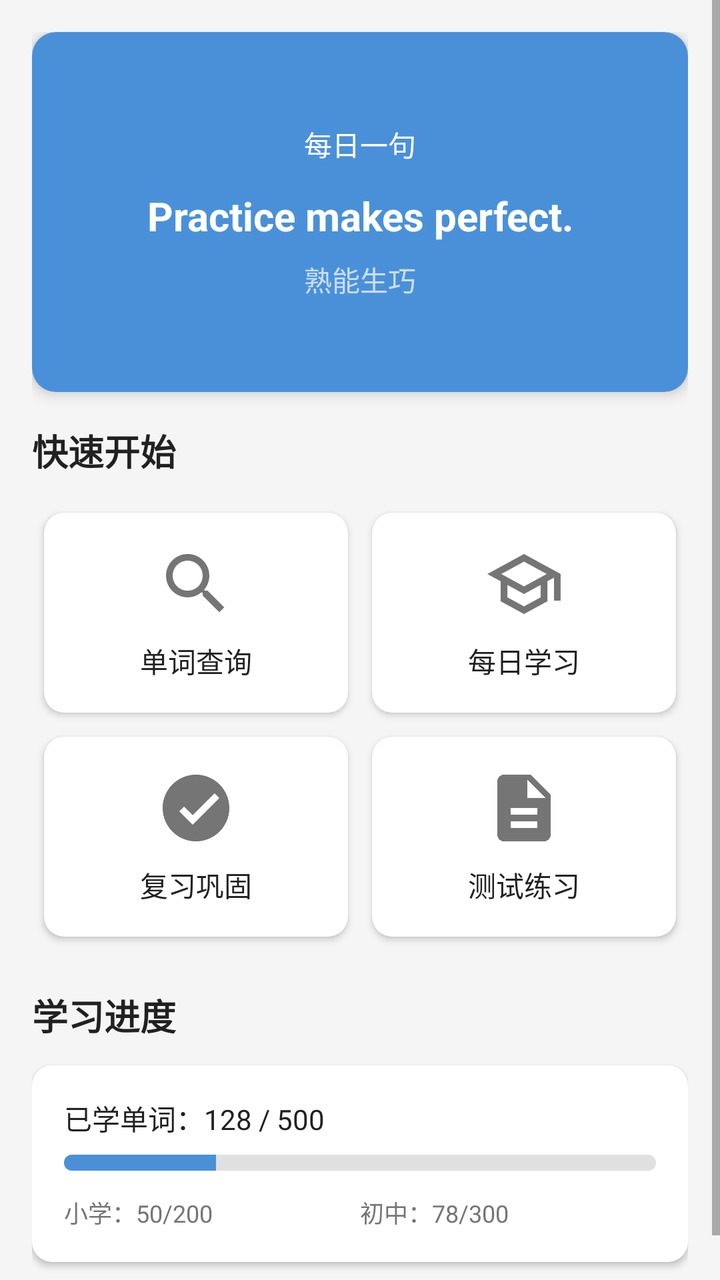
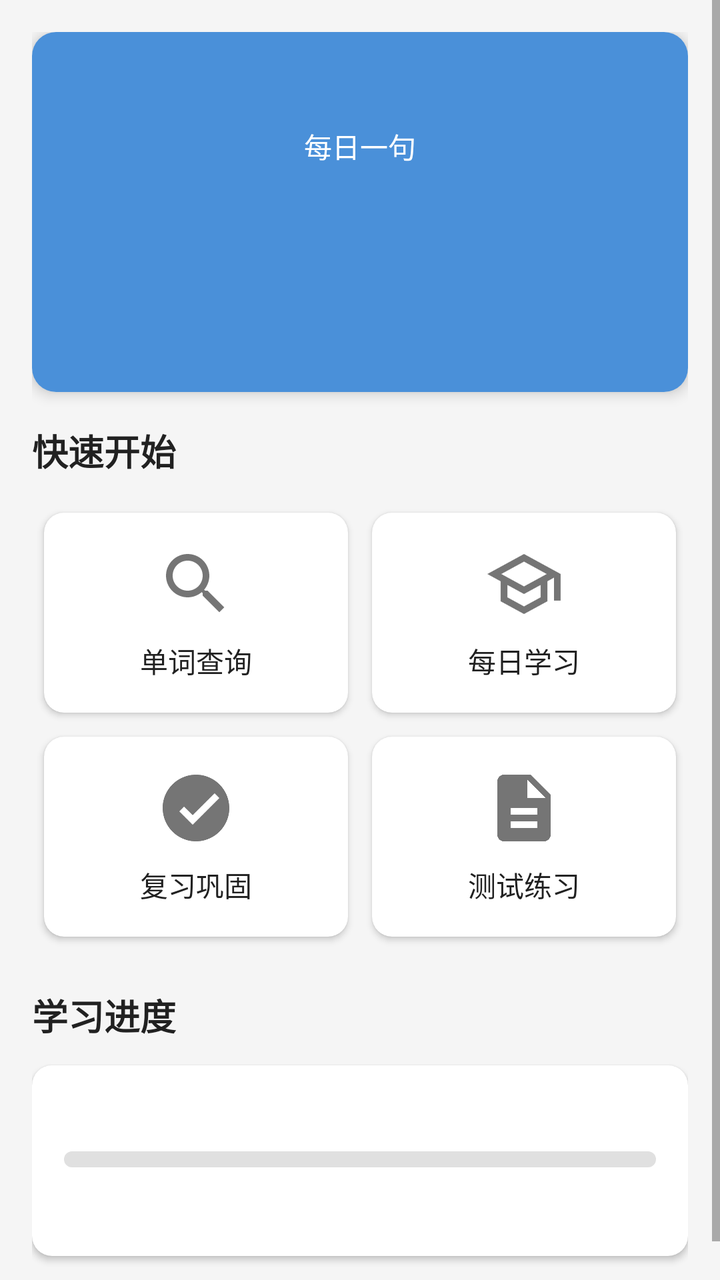

An Android layout rendered at two revisions. The XML below is the earlier revision; the diff shows what the commit changed to produce the second picture.
<!-- AndroidManifest.xml: application theme Theme.EnglishWorld -->
<!-- res/layout/fragment_home.xml -->
<?xml version="1.0" encoding="utf-8"?>
<ScrollView xmlns:android="http://schemas.android.com/apk/res/android"
    xmlns:app="http://schemas.android.com/apk/res-auto"
    android:layout_width="match_parent"
    android:layout_height="match_parent"
    android:background="@color/background_color">

    <LinearLayout
        android:layout_width="match_parent"
        android:layout_height="wrap_content"
        android:orientation="vertical"
        android:padding="16dp">

        
        <androidx.cardview.widget.CardView
            android:layout_width="match_parent"
            android:layout_height="180dp"
            android:layout_marginBottom="16dp"
            app:cardCornerRadius="12dp"
            app:cardElevation="4dp">

            <LinearLayout
                android:layout_width="match_parent"
                android:layout_height="match_parent"
                android:background="@color/primary_color"
                android:gravity="center"
                android:orientation="vertical"
                android:padding="20dp">

                <TextView
                    android:layout_width="wrap_content"
                    android:layout_height="wrap_content"
                    android:text="每日一句"
                    android:textColor="@color/white"
                    android:textSize="14sp" />

                <TextView
                    android:id="@+id/textDailyQuote"
                    android:layout_width="wrap_content"
                    android:layout_height="wrap_content"
                    android:layout_marginTop="12dp"
                    android:text="Practice makes perfect."
                    android:textColor="@color/white"
                    android:textSize="20sp"
                    android:textStyle="bold"
                    android:gravity="center" />

                <TextView
                    android:layout_width="wrap_content"
                    android:layout_height="wrap_content"
                    android:layout_marginTop="8dp"
                    android:text="熟能生巧"
                    android:textColor="#B3FFFFFF"
                    android:textSize="14sp" />

            </LinearLayout>

        </androidx.cardview.widget.CardView>

        
        <TextView
            android:layout_width="wrap_content"
            android:layout_height="wrap_content"
            android:layout_marginBottom="12dp"
            android:text="快速开始"
            android:textColor="@color/text_primary"
            android:textSize="18sp"
            android:textStyle="bold" />

        <GridLayout
            android:layout_width="match_parent"
            android:layout_height="wrap_content"
            android:columnCount="2"
            android:rowCount="2">

            <androidx.cardview.widget.CardView
                android:id="@+id/cardWordSearch"
                android:layout_width="0dp"
                android:layout_height="100dp"
                android:layout_columnWeight="1"
                android:layout_margin="6dp"
                app:cardCornerRadius="10dp"
                app:cardElevation="2dp">

                <LinearLayout
                    android:layout_width="match_parent"
                    android:layout_height="match_parent"
                    android:gravity="center"
                    android:orientation="vertical">

                    <ImageView
                        android:layout_width="40dp"
                        android:layout_height="40dp"
                        android:src="@drawable/ic_search" />

                    <TextView
                        android:layout_width="wrap_content"
                        android:layout_height="wrap_content"
                        android:layout_marginTop="8dp"
                        android:text="单词查询"
                        android:textColor="@color/text_primary"
                        android:textSize="14sp" />

                </LinearLayout>

            </androidx.cardview.widget.CardView>

            <androidx.cardview.widget.CardView
                android:id="@+id/cardDailyLearn"
                android:layout_width="0dp"
                android:layout_height="100dp"
                android:layout_columnWeight="1"
                android:layout_margin="6dp"
                app:cardCornerRadius="10dp"
                app:cardElevation="2dp">

                <LinearLayout
                    android:layout_width="match_parent"
                    android:layout_height="match_parent"
                    android:gravity="center"
                    android:orientation="vertical">

                    <ImageView
                        android:layout_width="40dp"
                        android:layout_height="40dp"
                        android:src="@drawable/ic_learn" />

                    <TextView
                        android:layout_width="wrap_content"
                        android:layout_height="wrap_content"
                        android:layout_marginTop="8dp"
                        android:text="每日学习"
                        android:textColor="@color/text_primary"
                        android:textSize="14sp" />

                </LinearLayout>

            </androidx.cardview.widget.CardView>

            <androidx.cardview.widget.CardView
                android:id="@+id/cardReview"
                android:layout_width="0dp"
                android:layout_height="100dp"
                android:layout_columnWeight="1"
                android:layout_margin="6dp"
                app:cardCornerRadius="10dp"
                app:cardElevation="2dp">

                <LinearLayout
                    android:layout_width="match_parent"
                    android:layout_height="match_parent"
                    android:gravity="center"
                    android:orientation="vertical">

                    <ImageView
                        android:layout_width="40dp"
                        android:layout_height="40dp"
                        android:src="@drawable/ic_review" />

                    <TextView
                        android:layout_width="wrap_content"
                        android:layout_height="wrap_content"
                        android:layout_marginTop="8dp"
                        android:text="复习巩固"
                        android:textColor="@color/text_primary"
                        android:textSize="14sp" />

                </LinearLayout>

            </androidx.cardview.widget.CardView>

            <androidx.cardview.widget.CardView
                android:id="@+id/cardTest"
                android:layout_width="0dp"
                android:layout_height="100dp"
                android:layout_columnWeight="1"
                android:layout_margin="6dp"
                app:cardCornerRadius="10dp"
                app:cardElevation="2dp">

                <LinearLayout
                    android:layout_width="match_parent"
                    android:layout_height="match_parent"
                    android:gravity="center"
                    android:orientation="vertical">

                    <ImageView
                        android:layout_width="40dp"
                        android:layout_height="40dp"
                        android:src="@drawable/ic_test" />

                    <TextView
                        android:layout_width="wrap_content"
                        android:layout_height="wrap_content"
                        android:layout_marginTop="8dp"
                        android:text="测试练习"
                        android:textColor="@color/text_primary"
                        android:textSize="14sp" />

                </LinearLayout>

            </androidx.cardview.widget.CardView>

        </GridLayout>

        
        <TextView
            android:layout_width="wrap_content"
            android:layout_height="wrap_content"
            android:layout_marginTop="20dp"
            android:layout_marginBottom="12dp"
            android:text="学习进度"
            android:textColor="@color/text_primary"
            android:textSize="18sp"
            android:textStyle="bold" />

        <androidx.cardview.widget.CardView
            android:layout_width="match_parent"
            android:layout_height="wrap_content"
            android:layout_marginBottom="16dp"
            app:cardCornerRadius="10dp"
            app:cardElevation="2dp">

            <LinearLayout
                android:layout_width="match_parent"
                android:layout_height="wrap_content"
                android:orientation="vertical"
                android:padding="16dp">

                <TextView
                    android:layout_width="wrap_content"
                    android:layout_height="wrap_content"
                    android:text="已学单词：128 / 500"
                    android:textColor="@color/text_primary"
                    android:textSize="14sp" />

                <ProgressBar
                    style="?android:attr/progressBarStyleHorizontal"
                    android:layout_width="match_parent"
                    android:layout_height="8dp"
                    android:layout_marginTop="8dp"
                    android:max="500"
                    android:progress="128"
                    android:progressDrawable="@drawable/progress_bg" />

                <LinearLayout
                    android:layout_width="match_parent"
                    android:layout_height="wrap_content"
                    android:layout_marginTop="12dp"
                    android:orientation="horizontal">

                    <TextView
                        android:layout_width="0dp"
                        android:layout_height="wrap_content"
                        android:layout_weight="1"
                        android:text="小学：50/200"
                        android:textColor="@color/text_secondary"
                        android:textSize="12sp" />

                    <TextView
                        android:layout_width="0dp"
                        android:layout_height="wrap_content"
                        android:layout_weight="1"
                        android:text="初中：78/300"
                        android:textColor="@color/text_secondary"
                        android:textSize="12sp" />

                </LinearLayout>

            </LinearLayout>

        </androidx.cardview.widget.CardView>

    </LinearLayout>

</ScrollView>
<!-- resources referenced by this layout -->
<resources>
  <color name="background_color">#FFF5F5F5</color>
  <color name="primary_color">#FF4A90D9</color>
  <color name="text_primary">#FF212121</color>
  <color name="text_secondary">#FF757575</color>
  <color name="white">#FFFFFFFF</color>
  <!-- drawable ic_learn (drawable) -->
  <?xml version="1.0" encoding="utf-8"?>
  <vector xmlns:android="http://schemas.android.com/apk/res/android"
      android:width="24dp"
      android:height="24dp"
      android:viewportWidth="24"
      android:viewportHeight="24">
      <path
          android:fillColor="#757575"
          android:pathData="M12,3L1,9l4,2.18v6L12,21l7,-3.82v-6l2,-1.09V17h2V9L12,3zM18.82,9L12,12.72 5.18,9 12,5.28 18.82,9zM17,15.99l-5,2.73 -5,-2.73v-3.72L12,15l5,-2.73v3.72z"/>
  </vector>
  <!-- drawable ic_review (drawable) -->
  <?xml version="1.0" encoding="utf-8"?>
  <vector xmlns:android="http://schemas.android.com/apk/res/android"
      android:width="24dp"
      android:height="24dp"
      android:viewportWidth="24"
      android:viewportHeight="24">
      <path
          android:fillColor="#757575"
          android:pathData="M12,2C6.48,2 2,6.48 2,12s4.48,10 10,10 10,-4.48 10,-10S17.52,2 12,2zM11,17l-4,-4 1.41,-1.41L11,14.17l6.59,-6.59L19,9l-8,8z"/>
  </vector>
  <!-- drawable ic_search (drawable) -->
  <?xml version="1.0" encoding="utf-8"?>
  <vector xmlns:android="http://schemas.android.com/apk/res/android"
      android:width="24dp"
      android:height="24dp"
      android:viewportWidth="24"
      android:viewportHeight="24">
      <path
          android:fillColor="#757575"
          android:pathData="M15.5,14h-0.79l-0.28,-0.27C15.41,12.59 16,11.11 16,9.5 16,5.91 13.09,3 9.5,3S3,5.91 3,9.5 5.91,16 9.5,16c1.61,0 3.09,-0.59 4.23,-1.57l0.27,0.28v0.79l5,4.99L20.49,19l-4.99,-5zM9.5,14C7.01,14 5,11.99 5,9.5S7.01,5 9.5,5 14,7.01 14,9.5 11.99,14 9.5,14z"/>
  </vector>
  <!-- drawable ic_test (drawable) -->
  <?xml version="1.0" encoding="utf-8"?>
  <vector xmlns:android="http://schemas.android.com/apk/res/android"
      android:width="24dp"
      android:height="24dp"
      android:viewportWidth="24"
      android:viewportHeight="24">
      <path
          android:fillColor="#757575"
          android:pathData="M14,2H6c-1.1,0 -1.99,0.9 -1.99,2L4,20c0,1.1 0.89,2 1.99,2H18c1.1,0 2,-0.9 2,-2V8l-6,-6zM16,18H8v-2h8v2zM16,14H8v-2h8v2zM13,9V3.5L18.5,9H13z"/>
  </vector>
  <!-- drawable progress_bg (drawable) -->
  <?xml version="1.0" encoding="utf-8"?>
  <layer-list xmlns:android="http://schemas.android.com/apk/res/android">
      
      
      <item android:id="@android:id/background">
          <shape android:shape="rectangle">
              <solid android:color="#E0E0E0" />
              <corners android:radius="4dp" />
          </shape>
      </item>
      
      
      <item android:id="@android:id/progress">
          <clip>
              <shape android:shape="rectangle">
                  <solid android:color="@color/primary_color" />
                  <corners android:radius="4dp" />
              </shape>
          </clip>
      </item>
  
  </layer-list>
  <style name="Theme.EnglishWorld" parent="Theme.MaterialComponents.Light.NoActionBar">
          <item name="colorPrimary">@color/primary_color</item>
          <item name="colorPrimaryVariant">@color/primary_dark</item>
          <item name="colorOnPrimary">@color/white</item>
          <item name="colorSecondary">@color/accent_color</item>
          <item name="colorOnSecondary">@color/white</item>
          <item name="android:statusBarColor" tools:targetApi="l">@color/primary_dark</item>
      </style>
  <color name="primary_dark">#FF357ABD</color>
  <color name="accent_color">#FFFF6B6B</color>
</resources>

<!-- the commit's change to res/layout/fragment_home.xml (unified diff, before → after) -->
@@ -39,17 +39,16 @@
                     android:layout_width="wrap_content"
                     android:layout_height="wrap_content"
                     android:layout_marginTop="12dp"
-                    android:text="Practice makes perfect."
                     android:textColor="@color/white"
                     android:textSize="20sp"
                     android:textStyle="bold"
                     android:gravity="center" />
 
                 <TextView
+                    android:id="@+id/textDailyQuoteCn"
                     android:layout_width="wrap_content"
                     android:layout_height="wrap_content"
                     android:layout_marginTop="8dp"
-                    android:text="熟能生巧"
                     android:textColor="#B3FFFFFF"
                     android:textSize="14sp" />
 
@@ -228,19 +227,20 @@
                 android:padding="16dp">
 
                 <TextView
-                    android:layout_width="wrap_content"
-                    android:layout_height="wrap_content"
-                    android:text="已学单词：128 / 500"
+                    android:id="@+id/textLearnedCount"
+                    android:layout_width="wrap_content"
+                    android:layout_height="wrap_content"
                     android:textColor="@color/text_primary"
                     android:textSize="14sp" />
 
                 <ProgressBar
+                    android:id="@+id/progressLearned"
                     style="?android:attr/progressBarStyleHorizontal"
                     android:layout_width="match_parent"
                     android:layout_height="8dp"
                     android:layout_marginTop="8dp"
-                    android:max="500"
-                    android:progress="128"
+                    android:max="100"
+                    android:progress="0"
                     android:progressDrawable="@drawable/progress_bg" />
 
                 <LinearLayout
@@ -250,21 +250,29 @@
                     android:orientation="horizontal">
 
                     <TextView
+                        android:id="@+id/textPrimaryProgress"
                         android:layout_width="0dp"
                         android:layout_height="wrap_content"
                         android:layout_weight="1"
-                        android:text="小学：50/200"
                         android:textColor="@color/text_secondary"
                         android:textSize="12sp" />
 
                     <TextView
+                        android:id="@+id/textMiddleProgress"
                         android:layout_width="0dp"
                         android:layout_height="wrap_content"
                         android:layout_weight="1"
-                        android:text="初中：78/300"
                         android:textColor="@color/text_secondary"
                         android:textSize="12sp" />
 
+                    <TextView
+                        android:id="@+id/textHighProgress"
+                        android:layout_width="0dp"
+                        android:layout_height="wrap_content"
+                        android:layout_weight="1"
+                        android:textColor="@color/text_secondary"
+                        android:textSize="12sp" />
+
                 </LinearLayout>
 
             </LinearLayout>
